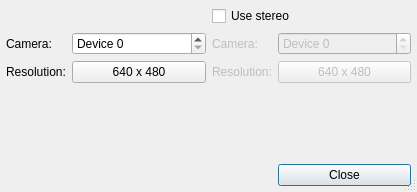
First picture: the form in gui/camerasettingsdialog.ui, repository ryaninvents/PicoScan, before the edit.
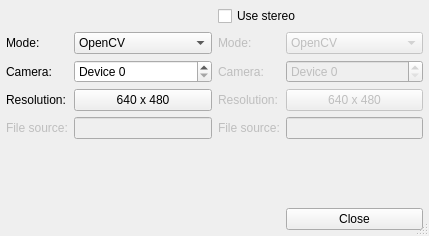
Second picture: the form after the edit. Icons and pictures are not drawn.

What changed in the file:
```diff
--- a/gui/camerasettingsdialog.ui
+++ b/gui/camerasettingsdialog.ui
@@ -9,8 +9,8 @@
    <rect>
     <x>0</x>
     <y>0</y>
-    <width>417</width>
-    <height>192</height>
+    <width>429</width>
+    <height>236</height>
    </rect>
   </property>
   <property name="windowTitle">
@@ -30,21 +30,83 @@
    <property name="margin">
     <number>6</number>
    </property>
-   <item row="4" column="3">
+   <item row="2" column="2">
+    <widget class="QLabel" name="labelSecondCam">
+     <property name="enabled">
+      <bool>false</bool>
+     </property>
+     <property name="text">
+      <string>Camera:</string>
+     </property>
+    </widget>
+   </item>
+   <item row="3" column="3">
+    <widget class="QPushButton" name="secondRes">
+     <property name="enabled">
+      <bool>false</bool>
+     </property>
+     <property name="sizePolicy">
+      <sizepolicy hsizetype="MinimumExpanding" vsizetype="Fixed">
+       <horstretch>0</horstretch>
+       <verstretch>0</verstretch>
+      </sizepolicy>
+     </property>
+     <property name="text">
+      <string>640 x 480</string>
+     </property>
+    </widget>
+   </item>
+   <item row="1" column="0">
+    <widget class="QLabel" name="labelFirstMode">
+     <property name="text">
+      <string>Mode:</string>
+     </property>
+    </widget>
+   </item>
+   <item row="1" column="3">
+    <widget class="QComboBox" name="secondMode">
+     <property name="enabled">
+      <bool>false</bool>
+     </property>
+     <item>
+      <property name="text">
+       <string>OpenCV</string>
+      </property>
+     </item>
+     <item>
+      <property name="text">
+       <string>File sequence</string>
+      </property>
+     </item>
+    </widget>
+   </item>
+   <item row="2" column="3">
+    <widget class="QSpinBox" name="secondDevice">
+     <property name="enabled">
+      <bool>false</bool>
+     </property>
+     <property name="sizePolicy">
+      <sizepolicy hsizetype="MinimumExpanding" vsizetype="Fixed">
+       <horstretch>0</horstretch>
+       <verstretch>0</verstretch>
+      </sizepolicy>
+     </property>
+     <property name="prefix">
+      <string>Device </string>
+     </property>
+     <property name="maximum">
+      <number>3</number>
+     </property>
+    </widget>
+   </item>
+   <item row="6" column="3">
     <widget class="QPushButton" name="closeButton">
      <property name="text">
       <string>Close</string>
      </property>
     </widget>
    </item>
-   <item row="1" column="0">
-    <widget class="QLabel" name="labelFirstCam">
-     <property name="text">
-      <string>Camera:</string>
-     </property>
-    </widget>
-   </item>
-   <item row="2" column="1">
+   <item row="3" column="1">
     <widget class="QPushButton" name="firstRes">
      <property name="sizePolicy">
       <sizepolicy hsizetype="MinimumExpanding" vsizetype="Fixed">
@@ -57,47 +119,7 @@
      </property>
     </widget>
    </item>
-   <item row="1" column="1">
-    <widget class="QSpinBox" name="firstDevice">
-     <property name="sizePolicy">
-      <sizepolicy hsizetype="MinimumExpanding" vsizetype="Fixed">
-       <horstretch>0</horstretch>
-       <verstretch>0</verstretch>
-      </sizepolicy>
-     </property>
-     <property name="prefix">
-      <string>Device </string>
-     </property>
-     <property name="maximum">
-      <number>3</number>
-     </property>
-    </widget>
-   </item>
-   <item row="2" column="0">
-    <widget class="QLabel" name="labelFirstRes">
-     <property name="text">
-      <string>Resolution:</string>
-     </property>
-    </widget>
-   </item>
-   <item row="0" column="2" colspan="2">
-    <widget class="QCheckBox" name="useStereo">
-     <property name="text">
-      <string>Use stereo</string>
-     </property>
-    </widget>
-   </item>
-   <item row="1" column="2">
-    <widget class="QLabel" name="labelSecondCam">
-     <property name="enabled">
-      <bool>false</bool>
-     </property>
-     <property name="text">
-      <string>Camera:</string>
-     </property>
-    </widget>
-   </item>
-   <item row="2" column="2">
+   <item row="3" column="2">
     <widget class="QLabel" name="labelSecondRes">
      <property name="enabled">
       <bool>false</bool>
@@ -107,42 +129,7 @@
      </property>
     </widget>
    </item>
-   <item row="1" column="3">
-    <widget class="QSpinBox" name="secondDevice">
-     <property name="enabled">
-      <bool>false</bool>
-     </property>
-     <property name="sizePolicy">
-      <sizepolicy hsizetype="MinimumExpanding" vsizetype="Fixed">
-       <horstretch>0</horstretch>
-       <verstretch>0</verstretch>
-      </sizepolicy>
-     </property>
-     <property name="prefix">
-      <string>Device </string>
-     </property>
-     <property name="maximum">
-      <number>3</number>
-     </property>
-    </widget>
-   </item>
-   <item row="2" column="3">
-    <widget class="QPushButton" name="secondRes">
-     <property name="enabled">
-      <bool>false</bool>
-     </property>
-     <property name="sizePolicy">
-      <sizepolicy hsizetype="MinimumExpanding" vsizetype="Fixed">
-       <horstretch>0</horstretch>
-       <verstretch>0</verstretch>
-      </sizepolicy>
-     </property>
-     <property name="text">
-      <string>640 x 480</string>
-     </property>
-    </widget>
-   </item>
-   <item row="3" column="3">
+   <item row="5" column="3">
     <spacer name="verticalSpacer">
      <property name="orientation">
       <enum>Qt::Vertical</enum>
@@ -155,6 +142,101 @@
      </property>
     </spacer>
    </item>
+   <item row="2" column="1">
+    <widget class="QSpinBox" name="firstDevice">
+     <property name="sizePolicy">
+      <sizepolicy hsizetype="MinimumExpanding" vsizetype="Fixed">
+       <horstretch>0</horstretch>
+       <verstretch>0</verstretch>
+      </sizepolicy>
+     </property>
+     <property name="prefix">
+      <string>Device </string>
+     </property>
+     <property name="maximum">
+      <number>3</number>
+     </property>
+    </widget>
+   </item>
+   <item row="1" column="2">
+    <widget class="QLabel" name="labelSecondMode">
+     <property name="enabled">
+      <bool>false</bool>
+     </property>
+     <property name="text">
+      <string>Mode:</string>
+     </property>
+    </widget>
+   </item>
+   <item row="0" column="2" colspan="2">
+    <widget class="QCheckBox" name="useStereo">
+     <property name="text">
+      <string>Use stereo</string>
+     </property>
+    </widget>
+   </item>
+   <item row="3" column="0">
+    <widget class="QLabel" name="labelFirstRes">
+     <property name="text">
+      <string>Resolution:</string>
+     </property>
+    </widget>
+   </item>
+   <item row="1" column="1">
+    <widget class="QComboBox" name="firstMode">
+     <item>
+      <property name="text">
+       <string>OpenCV</string>
+      </property>
+     </item>
+     <item>
+      <property name="text">
+       <string>File sequence</string>
+      </property>
+     </item>
+    </widget>
+   </item>
+   <item row="2" column="0">
+    <widget class="QLabel" name="labelFirstCam">
+     <property name="text">
+      <string>Camera:</string>
+     </property>
+    </widget>
+   </item>
+   <item row="4" column="0">
+    <widget class="QLabel" name="labelFirstFile">
+     <property name="enabled">
+      <bool>false</bool>
+     </property>
+     <property name="text">
+      <string>File source:</string>
+     </property>
+    </widget>
+   </item>
+   <item row="4" column="1">
+    <widget class="QLineEdit" name="firstFile">
+     <property name="enabled">
+      <bool>false</bool>
+     </property>
+    </widget>
+   </item>
+   <item row="4" column="2">
+    <widget class="QLabel" name="labelSecondFile">
+     <property name="enabled">
+      <bool>false</bool>
+     </property>
+     <property name="text">
+      <string>File source:</string>
+     </property>
+    </widget>
+   </item>
+   <item row="4" column="3">
+    <widget class="QLineEdit" name="secondFile">
+     <property name="enabled">
+      <bool>false</bool>
+     </property>
+    </widget>
+   </item>
   </layout>
  </widget>
  <resources>
```
Left out of the diff: 34 changed lines with no effect on the pictures.
